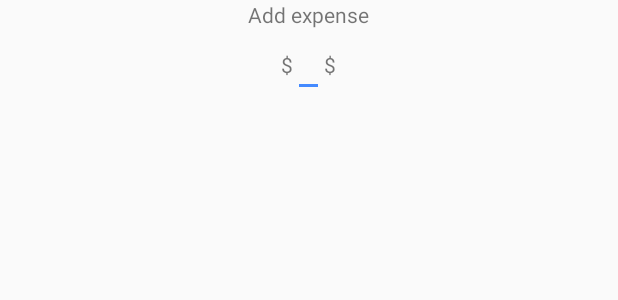
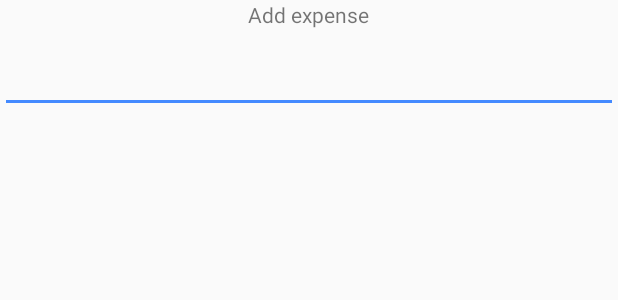
Before and after one commit to Aetherna/CashKeepaKotlin, an Android app: the layout dialog_add_expense.xml on its own in the app's theme, with its tools: preview values and no code run, on a phone screen of 412 x 824 dp. Shown: the top 300 px of the screen. Run offline under Robolectric (Android 15) with nearby library versions, the phone set to English and light mode, and no system bars.

Commit message:
Getting rid of anko part 3

```diff
--- a/app/src/main/res/layout/dialog_add_expense.xml
+++ b/app/src/main/res/layout/dialog_add_expense.xml
@@ -2,35 +2,26 @@
 <LinearLayout xmlns:android="http://schemas.android.com/apk/res/android"
               android:layout_width="wrap_content"
               android:layout_height="wrap_content"
-              android:orientation="vertical" android:gravity="center_horizontal">
+              android:gravity="center_horizontal"
+              android:orientation="vertical">
 
     <TextView
         android:layout_width="wrap_content"
         android:layout_height="wrap_content"
         android:text="@string/add_expense"/>
 
-    <LinearLayout
-        android:layout_width="wrap_content"
-        android:layout_height="wrap_content"
-        android:orientation="horizontal">
+    <android.support.design.widget.TextInputLayout
+        android:id="@+id/add_expense_amount_input_error"
+        android:layout_width="match_parent"
+        android:layout_height="wrap_content">
 
-        <TextView
-            android:id="@+id/add_expense_currency_sign_left"
-            android:layout_width="wrap_content"
-            android:layout_height="wrap_content"
-            android:text="$"/>
-
-        <EditText
+        <android.support.design.widget.TextInputEditText
             android:id="@+id/add_expense_amount_input"
-            android:layout_width="wrap_content"
+            android:inputType="numberDecimal"
+            android:layout_width="match_parent"
             android:layout_height="wrap_content"/>
 
-        <TextView
-            android:id="@+id/add_expense_currency_sign_right"
-            android:layout_width="wrap_content"
-            android:layout_height="wrap_content"
-            android:text="$"/>
-    </LinearLayout>
+    </android.support.design.widget.TextInputLayout>
 
     <GridView
         android:id="@+id/add_expense_categories"
--- a/app/src/main/res/values/colors.xml
+++ b/app/src/main/res/values/colors.xml
@@ -6,4 +6,5 @@
     <color name="toolbarTextColor">#FFFFFF</color>
     <color name="toolbarIconColor">#FFFFFF</color>
     <color name="lightPrimaryColor">#FFECB3</color>
+    <color name="disabledItemOverlayColor">#88FFFFff</color>
 </resources>
```
Also changed, not shown: app/src/main/java/com/aethernadev/cashkeepakotlin/Extensions.kt (+15 -0 lines), app/src/main/java/com/aethernadev/cashkeepakotlin/home/HomeFragment.kt (+8 -16 lines), app/src/main/java/com/aethernadev/cashkeepakotlin/home/addexpense/AddExpenseDialog.kt (+41 -6 lines), app/src/main/java/com/aethernadev/cashkeepakotlin/main/MainActivity.kt (+18 -1 lines).
